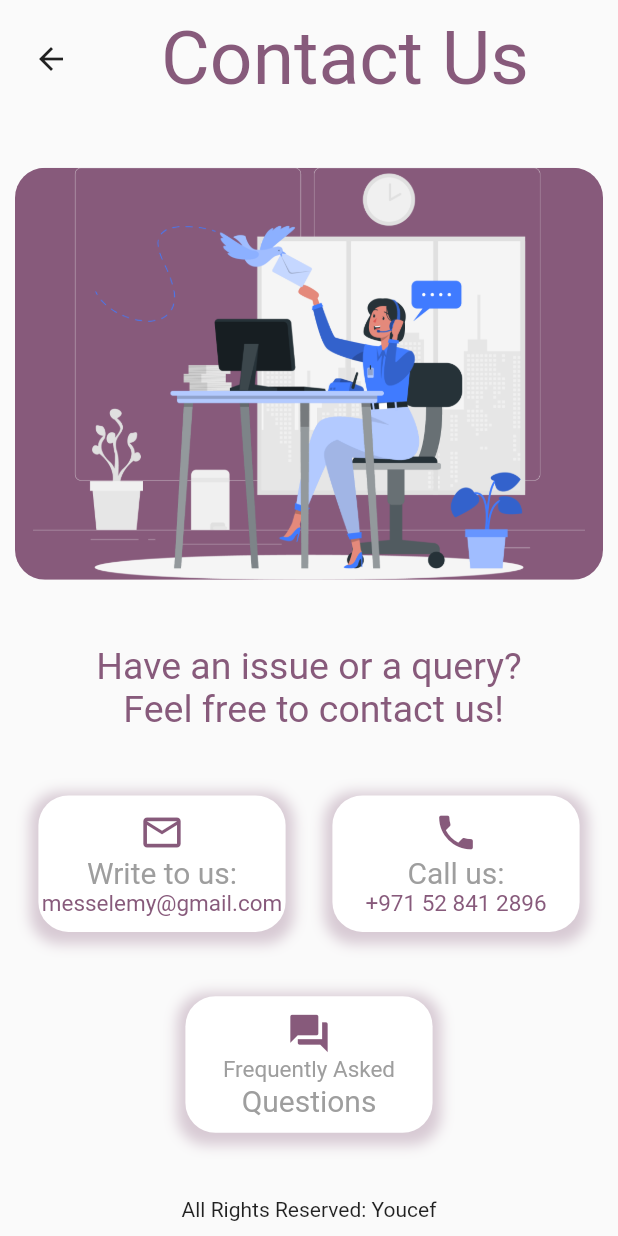
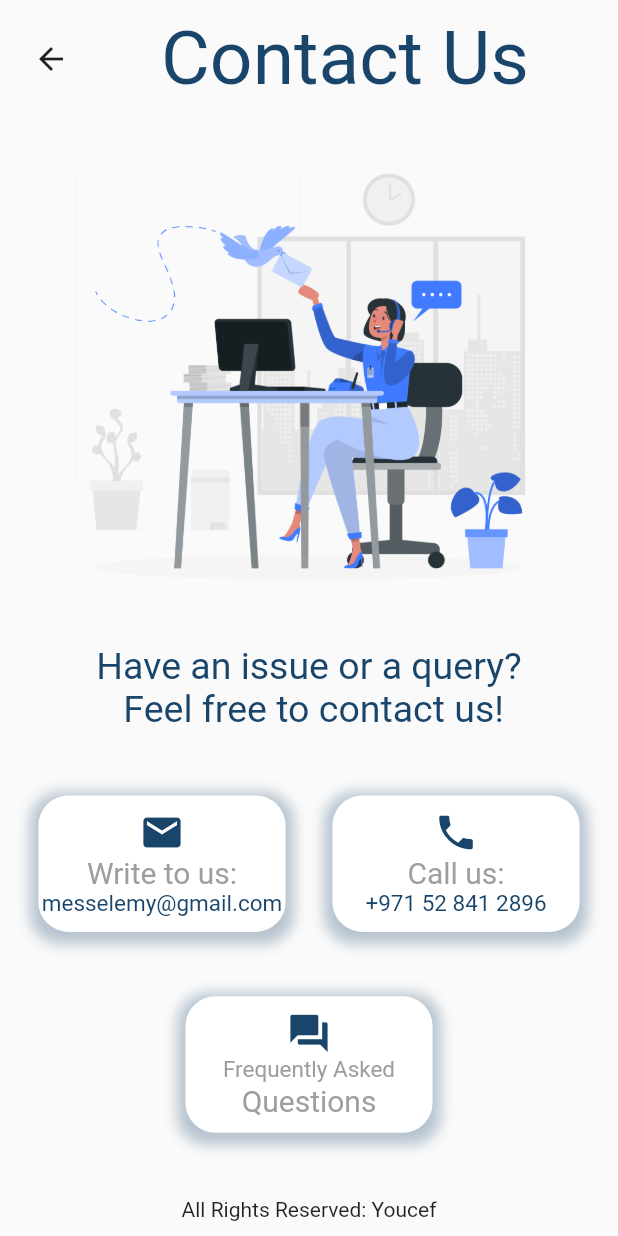
Before and after one commit to MesselemYoucef/TechApp, a Flutter app: the screen it shows after launch, after a tap on the "mail" icon, on a phone screen of 412 x 824 dp. Run offline on Flutter 3.47's test engine with Material 2 defaults, Android fonts, the phone set to English and light mode, and no system bars; our stand-ins replace cloud_firestore, firebase_core, firebase_storage, font_awesome_flutter, google_fonts; accounts and stored records are empty.

```diff
--- a/lib/configuration.dart
+++ b/lib/configuration.dart
@@ -2,7 +2,8 @@ import 'package:flutter/material.dart';
 import 'package:font_awesome_flutter/font_awesome_flutter.dart';
 
 Color primaryGreen = Color.fromRGBO(135, 90, 123, 1);
-Color itemBackground = Color.fromRGBO(135, 90, 123, 1);
+//Color itemBackground = Color.fromRGBO(135, 90, 123, 1);
+Color itemBackground = Color.fromRGBO(25, 69, 107, 1);
 Color productDetailsBG = Color.fromRGBO(135, 90, 123, 1);
 
 List<BoxShadow> shadowList = [
--- a/lib/screens/contact.dart
+++ b/lib/screens/contact.dart
@@ -76,14 +76,10 @@ class _ContactState extends State<Contact> {
                     )
                   ],
                 ),
-                ClipRRect(
-                  borderRadius: BorderRadius.circular(20),
-                  child: Container(
-                    color: itemBackground,
-                    width: MediaQuery.of(context).size.width,
-                    height: MediaQuery.of(context).size.height / 3,
-                    child: Image.asset("images/contact-us.png"),
-                  ),
+                Container(
+                  width: MediaQuery.of(context).size.width,
+                  height: MediaQuery.of(context).size.height / 3,
+                  child: Image.asset("images/contact-us.png"),
                 ),
                 Container(
                   width: MediaQuery.of(context).size.width,
@@ -124,7 +120,7 @@ class _ContactState extends State<Contact> {
                               mainAxisSize: MainAxisSize.min,
                               children: <Widget>[
                                 Icon(
-                                  Icons.mail_outline,
+                                  Icons.mail,
                                   color: itemBackground,
                                   size: 30,
                                 ),
--- a/lib/screens/drawer_screen.dart
+++ b/lib/screens/drawer_screen.dart
@@ -11,7 +11,7 @@ class _DrawerScreenState extends State<DrawerScreen> {
   Widget build(BuildContext context) {
     return Container(
       padding: EdgeInsets.only(top: 50, bottom: 40, left: 10),
-      color: primaryGreen,
+      color: Colors.black,
       child: Column(
         mainAxisAlignment: MainAxisAlignment.spaceBetween,
         children: <Widget>[
--- a/lib/screens/home_screen.dart
+++ b/lib/screens/home_screen.dart
@@ -215,13 +215,13 @@ class ProductList extends StatelessWidget {
         ),
       );
     } else {
-      return Container(
-        margin: EdgeInsets.symmetric(vertical: 20),
-        width: MediaQuery.of(context).size.width / 1.2,
-        color: Colors.transparent,
-        child: Image.asset(
-          "images/product-error.png",
-          fit: BoxFit.cover,
+      return Expanded(
+        child: Container(
+          padding: EdgeInsets.symmetric(horizontal: 20),
+                  child: Image.asset(
+            "images/product-error.png",
+            fit: BoxFit.contain,
+          ),
         ),
       );
     }
```
Also changed, not shown: lib/screens/product_details.dart (+26 -7 lines), 1 other file.
